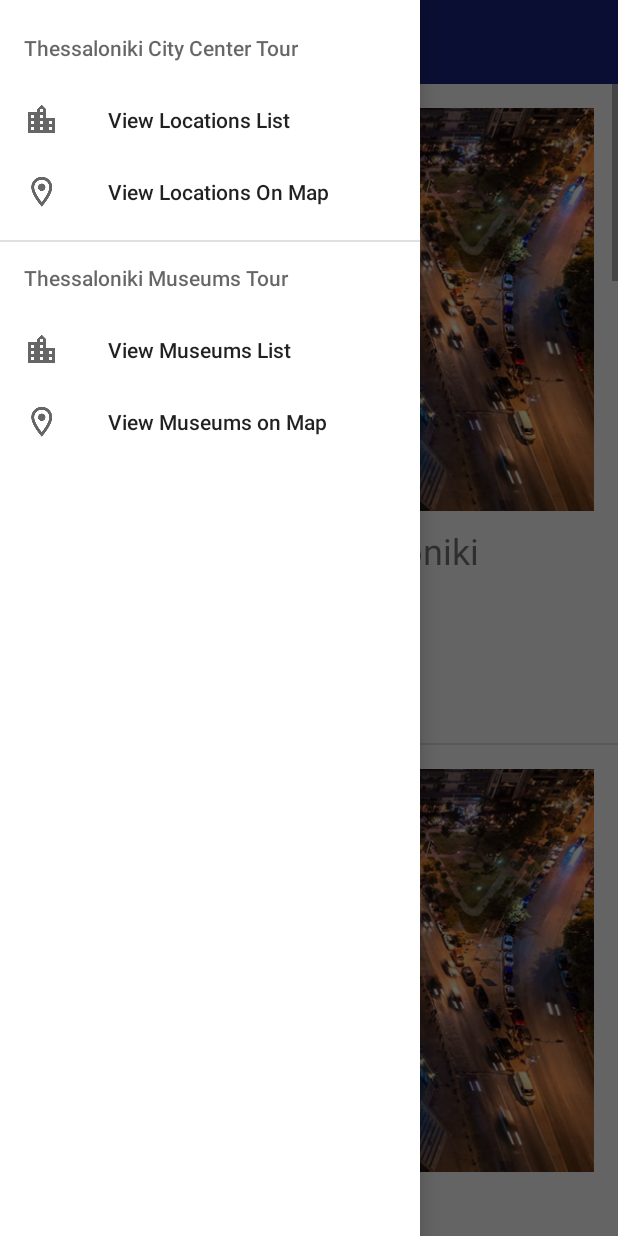
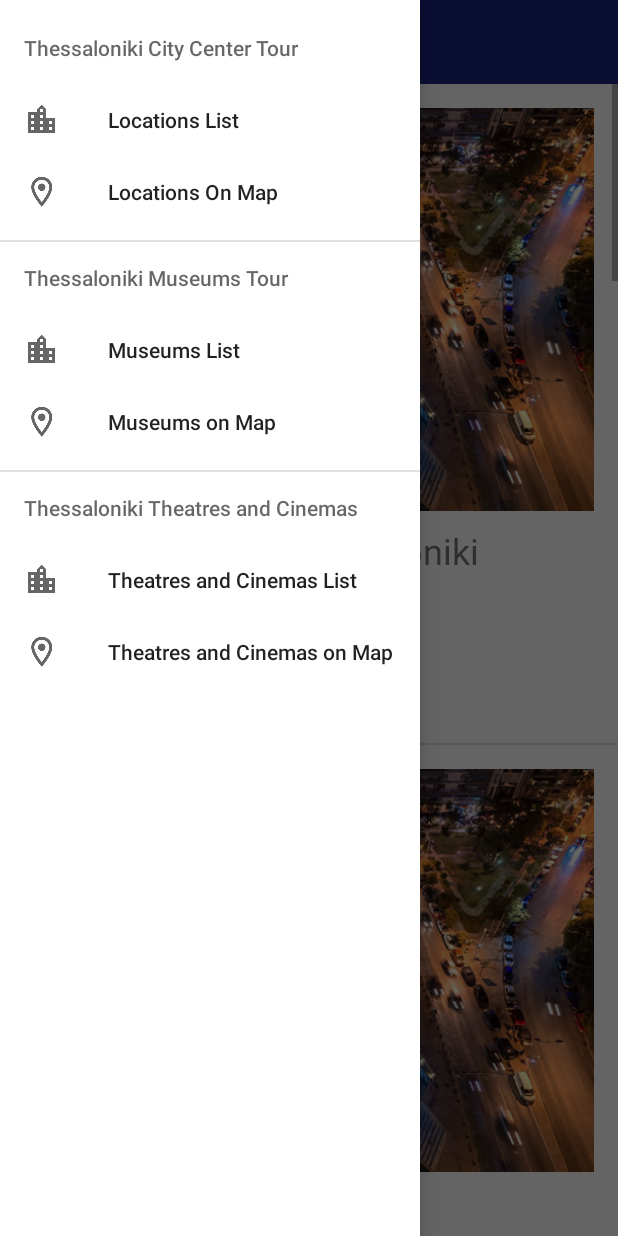
Before and after one commit to elisavetTriant/SalonicaTourGuide, an Android app: the fragment ListsFragment placed in its activity, with the side drawer open, on a phone screen of 412 x 824 dp. Run offline under Robolectric (Android 15) with nearby library versions, the phone set to English and light mode, and no system bars; 1 statement that could not run was skipped.

Commit message:
Add Third List
Added Third List and Minor Code Modifications

```diff
--- a/app/src/main/java/co/elisavet/salonicatourguide/ListsFragment.java
+++ b/app/src/main/java/co/elisavet/salonicatourguide/ListsFragment.java
@@ -34,8 +34,8 @@ public class ListsFragment extends Fragment {
         // Inflate the layout for this fragment
         View view =  inflater.inflate(R.layout.fragment_lists, container, false);
 
-        //Get Argument that passed from activity in "SELECTED_LIST_CODE" key value
-        int selectedListCode = getArguments().getInt("SELECTED_LIST_CODE");
+        //Get Argument that passed from activity in "SELECTED_LIST_CODE_ID" key value
+        int selectedListCode = getArguments().getInt("SELECTED_LIST_CODE_ID");
 
         locations = new LocationData(selectedListCode).getLocations();
 
--- a/app/src/main/java/co/elisavet/salonicatourguide/Location.java
+++ b/app/src/main/java/co/elisavet/salonicatourguide/Location.java
@@ -29,6 +29,12 @@ public class Location {
 
     /** Constant value that represents no image was provided for this location */
     private static final int NO_IMAGE_PROVIDED = -1;
+
+    /** Constant value that represents no web page was provided for this location */
+    private static final String NO_WEB_PAGE_PROVIDED = "";
+
+    /** Constant value that represents no phone number was provided for this location */
+    private static final String NO_PHONE_NUMBER_PROVIDED = "";
 
     /** Location Class Constructor - no image provided */
     public Location (double latitude, double longitude, String name, String streetAddress, String webPage, String phoneNumber){
@@ -86,4 +92,19 @@ public class Location {
         return lImageResourceId != NO_IMAGE_PROVIDED;
     }
 
+    /**
+     * Checks if an location phone number is provided
+     */
+    public boolean hasPhoneNumber(){
+        return !lWebPage.equals(NO_WEB_PAGE_PROVIDED) ;
+    }
+
+    /**
+     * Checks if an location phone number is provided
+     */
+    public boolean hasWebPage(){
+        return !lPhoneNumber.equals(NO_PHONE_NUMBER_PROVIDED) ;
+    }
+
+
 }
--- a/app/src/main/java/co/elisavet/salonicatourguide/LocationData.java
+++ b/app/src/main/java/co/elisavet/salonicatourguide/LocationData.java
@@ -9,14 +9,21 @@ import java.util.ArrayList;
 public class LocationData {
 
     private ArrayList<Location> locations = new ArrayList<>();
+    private ArrayList<Location> cityCenterLocations = new ArrayList<>();
+    private ArrayList<Location> museumsLocations = new ArrayList<>();
+    private ArrayList<Location> theatersCinemasLocations = new ArrayList<>();
 
-    public LocationData(int listCode) {
-        switch(listCode) {
+
+    public LocationData(int locationsListCodeId) {
+        switch(locationsListCodeId) {
             case 1:
                 locations = getCityCenterLocations();
                 break;
             case 2:
                 locations = getMuseumsLocations();
+                break;
+            case 3:
+                locations = getTheatersCinemasLocations();
                 break;
             default:
                 locations = getCityCenterLocations();
@@ -29,25 +36,55 @@ public class LocationData {
 
     private ArrayList<Location> getCityCenterLocations() {
 
-        locations.add(new Location(40.626442, 22.948443, "White Tower of Thessaloniki", "Thessaloniki, 546 21", "http://www.lpth.gr/", "+30 231 026 7832", R.drawable.white_tower));
-        locations.add(new Location(40.632075, 22.951678, "Arch of Galerius", "Egnatia 144, Thessaloniki 546 22", "http://odysseus.culture.gr/h/2/gh251.jsp?obj_id=1425", "+30 231 331 0400", R.drawable.white_tower));
-        locations.add(new Location(40.633341, 22.952852, "Rotonda Roman Temple", "Pl. Agiou Georgiou Rotonda 5, Thessaloniki 546 35", "http://odysseus.culture.gr/h/2/gh251.jsp?obj_id=1812", "+30 231 096 8860", R.drawable.white_tower));
-        locations.add(new Location(40.632849, 22.947002, "Church of Aghia Sofia", "Agias Sofias, Thessaloniki 546 22", "https://thessaloniki.travel/en/exploring-the-city/religion/greek-orthodox-churches/item/1832-church-of-aghia-sophia", "+30 231 027 0253", R.drawable.white_tower));
-        locations.add(new Location(40.632338, 22.940839, "Aristotelous Square", "Aristotelous, Thessaloniki 546 24", "https://thessaloniki.travel/en/exploring-the-city/themed-routes/modern-architecture/item/1021-aristotelous-square", "", R.drawable.white_tower));
-        locations.add(new Location(40.635564, 22.943075, "Kapani Market", "Menexe 25, Thessaloniki 546 24", "https://kapani.gr/", "231 231 5386", R.drawable.white_tower));
-        locations.add(new Location(40.634806, 22.942023, "Modiano Market", "Thessaloniki 546 24", "https://en.wikipedia.org/wiki/Modiano_Market", "231 400 5162", R.drawable.white_tower));
-        locations.add(new Location(40.636702, 22.944986, "Roman Forum Thessaloniki", "Olympou 75, Thessaloniki 546 31", "https://thessaloniki.travel/en/exploring-the-city/themed-routes/roman-route/item/958-the-roman-forum", "+30 231 022 1266", R.drawable.white_tower));
-        locations.add(new Location(40.638763, 22.947825, "Church of Aghios (ST) Demetrius", "Olympou 75, Thessaloniki 546 31", "https://thessaloniki.travel/en/exploring-the-city/religion/greek-orthodox-churches/item/1833-church-of-aghios-st-demetrius", "+30 231 027 0591", R.drawable.white_tower));
-        locations.add(new Location(40.639168, 22.949645, "Alatza Imaret", "Kassandrou 91-93, Thessaloniki 546 33", "https://en.wikipedia.org/wiki/Alaca_Imaret_Mosque", "+30 231 027 8587", R.drawable.white_tower));
+        if (cityCenterLocations.isEmpty()) {
+            cityCenterLocations.add(new Location(40.626442, 22.948443, "White Tower of Thessaloniki", "Thessaloniki, 546 21", "http://www.lpth.gr/", "+30 231 026 7832", R.drawable.white_tower));
+            cityCenterLocations.add(new Location(40.632075, 22.951678, "Arch of Galerius", "Egnatia 144, Thessaloniki 546 22", "http://odysseus.culture.gr/h/2/gh251.jsp?obj_id=1425", "+30 231 331 0400", R.drawable.white_tower));
+            cityCenterLocations.add(new Location(40.633341, 22.952852, "Rotonda Roman Temple", "Pl. Agiou Georgiou Rotonda 5, Thessaloniki 546 35", "http://odysseus.culture.gr/h/2/gh251.jsp?obj_id=1812", "+30 231 096 8860", R.drawable.white_tower));
+            cityCenterLocations.add(new Location(40.632849, 22.947002, "Church of Aghia Sofia", "Agias Sofias, Thessaloniki 546 22", "https://thessaloniki.travel/en/exploring-the-city/religion/greek-orthodox-churches/item/1832-church-of-aghia-sophia", "+30 231 027 0253", R.drawable.white_tower));
+            cityCenterLocations.add(new Location(40.632338, 22.940839, "Aristotelous Square", "Aristotelous, Thessaloniki 546 24", "https://thessaloniki.travel/en/exploring-the-city/themed-routes/modern-architecture/item/1021-aristotelous-square", "", R.drawable.white_tower));
+            cityCenterLocations.add(new Location(40.635564, 22.943075, "Kapani Market", "Menexe 25, Thessaloniki 546 24", "https://kapani.gr/", "231 231 5386", R.drawable.white_tower));
+            cityCenterLocations.add(new Location(40.634806, 22.942023, "Modiano Market", "Thessaloniki 546 24", "https://en.wikipedia.org/wiki/Modiano_Market", "231 400 5162", R.drawable.white_tower));
+            cityCenterLocations.add(new Location(40.636702, 22.944986, "Roman Forum Thessaloniki", "Olympou 75, Thessaloniki 546 31", "https://thessaloniki.travel/en/exploring-the-city/themed-routes/roman-route/item/958-the-roman-forum", "+30 231 022 1266", R.drawable.white_tower));
+            cityCenterLocations.add(new Location(40.638763, 22.947825, "Church of Aghios (ST) Demetrius", "Olympou 75, Thessaloniki 546 31", "https://thessaloniki.travel/en/exploring-the-city/religion/greek-orthodox-churches/item/1833-church-of-aghios-st-demetrius", "+30 231 027 0591", R.drawable.white_tower));
+            cityCenterLocations.add(new Location(40.639168, 22.949645, "Alatza Imaret", "Kassandrou 91-93, Thessaloniki 546 33", "https://en.wikipedia.org/wiki/Alaca_Imaret_Mosque", "+30 231 027 8587", R.drawable.white_tower));
+        }
 
-        return locations;
+        return cityCenterLocations;
     }
 
     private ArrayList<Location> getMuseumsLocations() {
 
-        locations.add(new Location(40.625442, 22.953835, "Archaeological Museum of Thessaloniki", "Manoli Andronikou 6, Thessaloniki 546 21", "https://www.amth.gr/en", "+30 231 331 0201"));
-        locations.add(new Location(40.623947, 22.955110, "Museum of Byzantine Culture", "Leof. Stratou 2, Thessaloniki 546 21", "http://www.mbp.gr/en", "+30 231 330 6400"));
+        if (museumsLocations.isEmpty()) {
+            museumsLocations.add(new Location(40.625442, 22.953835, "Archaeological Museum of Thessaloniki", "Manoli Andronikou 6, Thessaloniki 546 21", "https://www.amth.gr/en", "+30 231 331 0201"));
+            museumsLocations.add(new Location(40.623947, 22.955110, "Museum of Byzantine Culture", "Leof. Stratou 2, Thessaloniki 546 21", "http://www.mbp.gr/en", "+30 231 330 6400"));
+            museumsLocations.add(new Location(40.624324, 22.959545, "War Museum of Thessaloniki", "Gr. Lampraki 4, Thessaloniki 546 36", "https://www.warmuseumthessaloniki.com/", "+30 231 024 9803"));
+            museumsLocations.add(new Location(40.627289, 22.954664, "Macedonian Museum of Contemporary Art", "Egnatia 154, inside Helexpo, Thessaloniki 546 36", "https://en.wikipedia.org/wiki/Macedonian_Museum_of_Contemporary_Art", "+30 231 024 0002"));
+            museumsLocations.add(new Location(40.626775, 22.953942, "Radio Museum", "Inside Helexpo, Thessaloniki 546 21", "http://radiomuseum.gr/", "+30 697 330 0103"));
+            museumsLocations.add(new Location(40.632170, 22.948175, "Macedonia Music Museum", "Svolou 10, Thessaloniki 546 22", "", ""));
+            museumsLocations.add(new Location(40.630817, 22.943749, "Macedonia Struggle Museum", "Proksenou Koromila 23, Thessaloniki 546 22", "http://www.imma.edu.gr/imma/index.html", "+30 231 022 9778"));
+            museumsLocations.add(new Location(40.635168, 22.939559, "Jewish Museum Of Thessaloniki", "Agiou Mina 13, Thessaloniki 546 24", "http://www.jmth.gr/", "+30 231 025 0406"));
+            museumsLocations.add(new Location(40.632901, 22.935488, "Thessaloniki Museum Of Photography", "Warehouse A', Port of Thessaloniki, Thessaloniki 540 15", "http://www.thmphoto.gr/", "+30 231 056 6716"));
+            museumsLocations.add(new Location(40.610185, 22.952161, "Folklore and Ethnological Museum of Macedonia - Thrace Museum", "Filippou Nikoglou 1, Thessaloniki 546 42", "http://www.lemmth.gr/", "+30 231 088 9840"));
+            museumsLocations.add(new Location(40.635792, 22.954366, "Atatürk Museum", "Apostolou Pavlou 17, Thessaloniki 546 34", "https://en.wikipedia.org/wiki/Atat%C3%BCrk_Museum_(Thessaloniki)", "+30 231 024 8452"));
+        }
 
-        return locations;
+        return museumsLocations;
+    }
+
+    private ArrayList<Location> getTheatersCinemasLocations() {
+
+        if (theatersCinemasLocations.isEmpty()) {
+            theatersCinemasLocations.add(new Location(40.626569, 22.949892, "National Theatre of Northern Greece", "Ethnikis Aminis 2, Thessaloniki 546 21", "http://www.ntng.gr/", "+30 231 520 0200"));
+            theatersCinemasLocations.add(new Location(40.625262, 22.949599, "Royal Theatre | National Theatre of Northern Greece", "Leof. Meg. Aleksandrou, Thessaloniki 546 21", "https://www.ntng.gr/", "+30 231 520 0200"));
+            theatersCinemasLocations.add(new Location(40.626624, 22.949392, "Theatre Of The Society For Macedonian Studies | National Theatre of Northern Greece", "Ethnikis Aminis 2, Thessaloniki 546 21", "http://www.ems.gr/", "+30 231 027 1195"));
+            theatersCinemasLocations.add(new Location(40.626675, 22.949655, "Aristoteleion Theatre", "Ethnikis Aminis 2, Thessaloniki 546 21", "https://aristoteleion.gr/", "+30 231 026 2051"));
+            theatersCinemasLocations.add(new Location(40.658087, 22.931239, "Moni Lazariston | National Theatre of Northern Greece", "Kolokotroni 25, Pavlos Melas 564 30", "http://www.monilazariston.gr/", "+30 231 058 9185"));
+            theatersCinemasLocations.add(new Location(40.626078, 22.951627, "Dimotiko Theatro Kipou (Municipal Garden Theater)", "N.Germanou, YMCA Square, Thessaloniki 546 21", "", "+30 231 025 6775"));
+            theatersCinemasLocations.add(new Location(40.637627, 22.966196, "Forest Theater (Kratiko Theatro Dasous) | National Theatre of Northern Greece", "Seich Sou Forest, Thessaloniki 554 38", "https://www.ntng.gr/default.aspx?lang=en-GB&page=15", "+30 231 520 0200"));
+            theatersCinemasLocations.add(new Location(40.632773, 22.941788, "Olympion Cinema", "Aristotelous Square 10, Thessaloniki 546 23", "http://www2.filmfestival.gr/en/", "+30 231 028 4001"));
+            theatersCinemasLocations.add(new Location(40.626572, 22.949419, "Makedonikon Cinema", "Filikis Etairias 44, Thessaloniki 546 21", "http://www.thekinematografers.com/", "+30 231 026 1727"));
+
+        }
+        return theatersCinemasLocations;
     }
 }
--- a/app/src/main/java/co/elisavet/salonicatourguide/LocationsAdapter.java
+++ b/app/src/main/java/co/elisavet/salonicatourguide/LocationsAdapter.java
@@ -50,8 +50,22 @@ public class LocationsAdapter extends RecyclerView.Adapter<LocationsAdapter.MyVi
 
         holder.location_name.setText(location.getlName());
         holder.location_street_address.setText(location.getlStreetAddress());
-        holder.location_web_page.setText(location.getlWebPage());
-        holder.location_phone_number.setText(location.getlPhoneNumber());
+
+        // Check if an Web Page is provided for this location or not
+        if (location.hasWebPage()) {
+            holder.location_web_page.setText(location.getlWebPage());
+            holder.location_web_page.setVisibility(View.VISIBLE);
+        } else {
+            holder.location_web_page.setVisibility(View.GONE);
+        }
+
+        // Check if an phone number is provided for this location or not
+        if (location.hasPhoneNumber()){
+            holder.location_phone_number.setText(location.getlPhoneNumber());
+            holder.location_phone_number.setVisibility(View.VISIBLE);
+        } else {
+            holder.location_phone_number.setVisibility(View.GONE);
+        }
 
         // Check if an image is provided for this location or not
         if (location.hasImage()) {
--- a/app/src/main/java/co/elisavet/salonicatourguide/MapsFragment.java
+++ b/app/src/main/java/co/elisavet/salonicatourguide/MapsFragment.java
@@ -24,7 +24,6 @@ public class MapsFragment extends android.support.v4.app.Fragment
 
     private GoogleMap mMap;
     private ArrayList<Location> locations = new ArrayList<>();
-    private int selectedListCode;
 
     public MapsFragment() {
         // Required empty public constructor
@@ -38,7 +37,7 @@ public class MapsFragment extends android.support.v4.app.Fragment
         View mapView =  inflater.inflate(R.layout.fragment_maps, container, false);
 
         //Get Argument that passed from activity in "SELECTED_LIST_CODE" key value
-        selectedListCode = getArguments().getInt("SELECTED_LIST_CODE");
+        int selectedListCode = getArguments().getInt("SELECTED_LIST_CODE_ID");
 
         locations = new LocationData(selectedListCode).getLocations();
 
@@ -77,7 +76,7 @@ public class MapsFragment extends android.support.v4.app.Fragment
             mMap.addMarker(new MarkerOptions().position(currentLatLng).title(currentLocation.getlName()));
         }
         // Move the camera to the center of Thessaloniki
-        mMap.moveCamera(CameraUpdateFactory.newLatLngZoom(new LatLng(40.63,22.95), 15));
+        mMap.moveCamera(CameraUpdateFactory.newLatLngZoom(new LatLng(40.63,22.95), 14));
     }
 
 }
--- a/app/src/main/res/menu/drawer_view.xml
+++ b/app/src/main/res/menu/drawer_view.xml
@@ -28,4 +28,18 @@
             </group>
         </menu>
     </item>
+    <item android:title="@string/thessaloniki_theatres_and_cinemas">
+        <menu>
+            <group android:checkableBehavior="single">
+                <item
+                    android:id="@+id/nav_theatres_cinemas_list_fragment"
+                    android:icon="@drawable/outline_location_city_black_24"
+                    android:title="@string/view_theatres_and_cinemas_list" />
+                <item
+                    android:id="@+id/nav_theatres_cinemas_map_fragment"
+                    android:icon="@drawable/outline_place_black_24"
+                    android:title="@string/view_theatres_and_cinemas_on_map" />
+            </group>
+        </menu>
+    </item>
 </menu>
--- a/app/src/main/res/values/strings.xml
+++ b/app/src/main/res/values/strings.xml
@@ -3,14 +3,14 @@
     <string name="street_address">Street Address</string>
     <string name="location_web_address">Location Web Address</string>
     <string name="location_phone_number">Location Phone Number</string>
-
-    <!-- TODO: Remove or change this placeholder text -->
-    <string name="hello_blank_fragment">Hello blank fragment</string>
     <string name="thessaloniki_city_center_tour">Thessaloniki City Center Tour</string>
-    <string name="view_locations_list">View Locations List</string>
-    <string name="view_locations_on_map">View Locations On Map</string>
+    <string name="view_locations_list">Locations List</string>
+    <string name="view_locations_on_map">Locations On Map</string>
     <string name="thessaloniki_museums_tour">Thessaloniki Museums Tour</string>
-    <string name="view_museums_list">View Museums List</string>
-    <string name="view_museums_on_map">View Museums on Map</string>
+    <string name="view_museums_list">Museums List</string>
+    <string name="view_museums_on_map">Museums on Map</string>
+    <string name="thessaloniki_theatres_and_cinemas">Thessaloniki Theatres and Cinemas</string>
+    <string name="view_theatres_and_cinemas_list">Theatres and Cinemas List</string>
+    <string name="view_theatres_and_cinemas_on_map">Theatres and Cinemas on Map</string>
 
 </resources>
```
Also changed, not shown: app/src/main/java/co/elisavet/salonicatourguide/MainActivity.java (+16 -7 lines).
